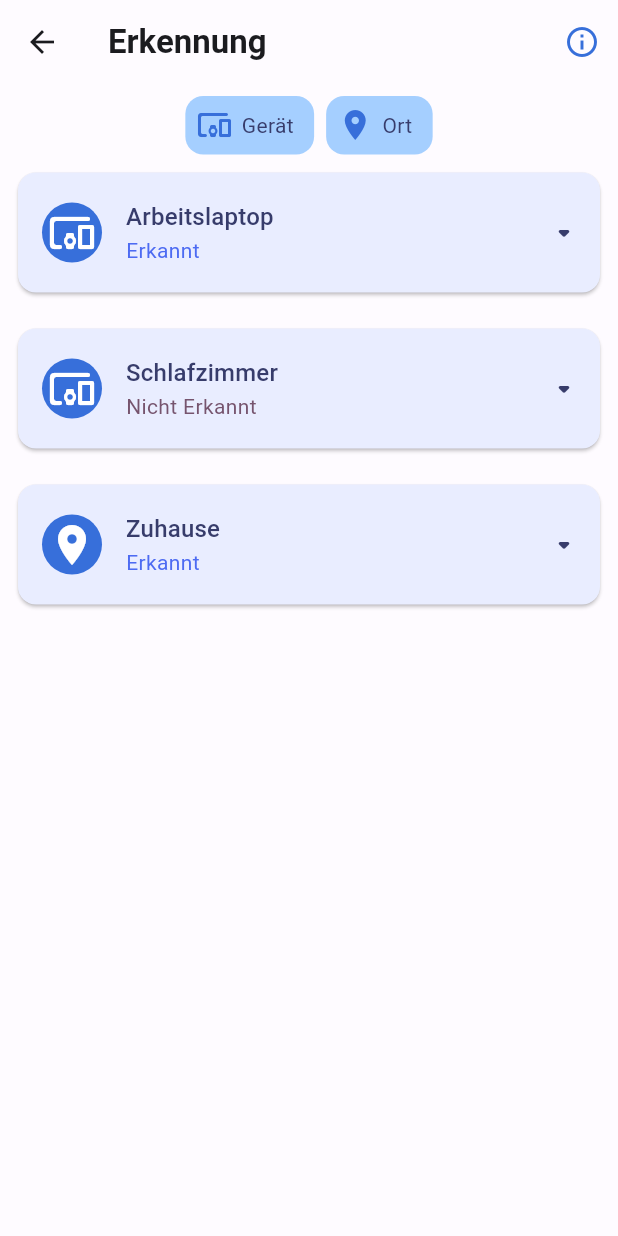
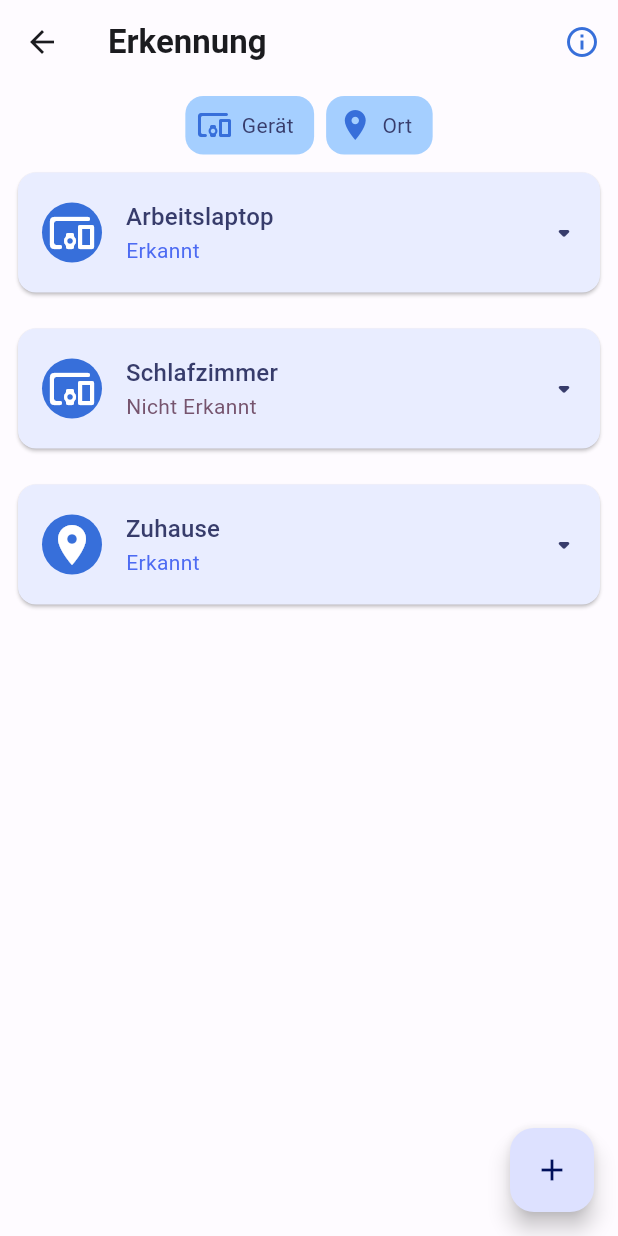
Before and after one commit to tosoikea/beaconscious, a Flutter app: the screen it shows after launch, after a tap on "Erkennung", on a phone screen of 412 x 824 dp. Run offline on Flutter 3.47's test engine with Material 2 defaults, Android fonts, the phone set to English and light mode, and no system bars; our stand-ins replace equatable, flutter_bloc, syncfusion_flutter_charts; missing offline and left inert: graphview; generated files the repository leaves out were written again; Roboto replaces fonts that are missing (Oxygen).

Commit message:
[+] Added dialogs for device addition [T] Refactor. This is kind of hacked, as im writing this while hopping trains...

```diff
--- a/beaconscious/lib/blocs/detection/detection_cubit.dart
+++ b/beaconscious/lib/blocs/detection/detection_cubit.dart
@@ -24,6 +24,12 @@ class DetectionCubit extends Cubit<DetectionState> {
     emit(state.copyWith(detectors: detectors));
   }
 
+  /// Loads the currently addable devices.
+  Future<void> load() async {
+    final devices = await _repository.getDevices();
+    emit(state.copyWith(addable: devices));
+  }
+
   @override
   Future<void> close() {
     _detectionSubscription.cancel();
--- a/beaconscious/lib/blocs/detection/detection_state.dart
+++ b/beaconscious/lib/blocs/detection/detection_state.dart
@@ -1,4 +1,5 @@
 import 'package:beaconscious/repositories/detection/models/detector.dart';
+import 'package:beaconscious/repositories/detection/models/models.dart';
 import 'package:equatable/equatable.dart';
 
 enum DetectionStatus { initial, loading, success, failure }
@@ -6,26 +7,32 @@ enum DetectionStatus { initial, loading, success, failure }
 class DetectionState extends Equatable {
   final List<Detector> detectors;
   final List<Detector> detected;
+  final List<Device> addable;
+
   final DetectionStatus status;
 
   DetectionState._internal(
       {List<Detector>? detected,
       List<Detector>? detectors,
+      List<Device>? addable,
       this.status = DetectionStatus.initial})
       : detected = detected ?? <Detector>[],
-        detectors = detectors ?? <Detector>[];
+        detectors = detectors ?? <Detector>[],
+        addable = addable ?? <Device>[];
 
   DetectionState.initial() : this._internal();
 
   DetectionState copyWith(
           {List<Detector>? detected,
           List<Detector>? detectors,
+          List<Device>? addable,
           DetectionStatus? status}) =>
       DetectionState._internal(
           detected: detected ?? this.detected,
           detectors: detectors ?? this.detectors,
+          addable: addable ?? this.addable,
           status: status ?? this.status);
 
   @override
-  List<Object?> get props => [detected, detectors, status];
+  List<Object?> get props => [detected, detectors, addable, status];
 }
--- a/beaconscious/lib/pages/detection_page.dart
+++ b/beaconscious/lib/pages/detection_page.dart
@@ -1,7 +1,10 @@
+import 'package:beaconscious/blocs/detection/detection.dart';
 import 'package:beaconscious/pages/beaconscious_page.dart';
 import 'package:beaconscious/widgets/detection_screen_widget.dart';
+import 'package:beaconscious/widgets/dialogs/detection_addition_dialog.dart';
 import 'package:flutter/material.dart';
 import 'package:flutter/src/widgets/framework.dart';
+import 'package:flutter_bloc/flutter_bloc.dart';
 import 'package:flutter_gen/gen_l10n/app_localizations.dart';
 
 class DetectionPage extends BeaconsciousPage {
@@ -11,6 +14,16 @@ class DetectionPage extends BeaconsciousPage {
   Widget get child => Builder(builder: (context) {
         return Scaffold(
             backgroundColor: Theme.of(context).colorScheme.background,
+            floatingActionButton: FloatingActionButton(
+              onPressed: () async {
+                await BlocProvider.of<DetectionCubit>(context).load();
+                await showDialog(
+                    context: context,
+                    builder: (BuildContext context) =>
+                        const DetectionAdditionDialog());
+              },
+              child: const Icon(Icons.add),
+            ),
             appBar: AppBar(
               title: Text(
                 AppLocalizations.of(context)!.detection_title,
--- a/beaconscious/lib/pages/environment_page.dart
+++ b/beaconscious/lib/pages/environment_page.dart
@@ -13,6 +13,12 @@ class EnvironmentPage extends BeaconsciousPage {
   Widget get child => Builder(builder: (context) {
         return Scaffold(
             backgroundColor: Theme.of(context).colorScheme.background,
+            floatingActionButton: FloatingActionButton(
+              onPressed: () {
+                print("Pressed");
+              },
+              child: const Icon(Icons.add),
+            ),
             appBar: AppBar(
               title: Text(
                 AppLocalizations.of(context)!.environments_title,
--- a/beaconscious/lib/repositories/detection/detection_repository.dart
+++ b/beaconscious/lib/repositories/detection/detection_repository.dart
@@ -1,4 +1,6 @@
 import 'package:beaconscious/repositories/detection/models/detector.dart';
+
+import 'models/device.dart';
 
 abstract class DetectionRepository {
   Future<bool> addDetector({required Detector detector});
@@ -9,4 +11,7 @@ abstract class DetectionRepository {
 
   /// Returns a stream that updates with the detected things.
   Stream<List<Detector>> streamDetected();
+
+  /// Detect all close by (bluetooth) devices
+  Future<List<Device>> getDevices();
 }
--- a/beaconscious/lib/repositories/detection/models/device.dart
+++ b/beaconscious/lib/repositories/detection/models/device.dart
@@ -2,13 +2,13 @@ import 'package:beaconscious/repositories/detection/models/detector.dart';
 import 'package:beaconscious/repositories/detection/models/detector_visitor.dart';
 
 class Device extends Detector {
-  final String address;
+  final String bluetoothName;
 
   const Device({
     required String id,
     required String name,
     required DateTime creationDate,
-    required this.address,
+    required this.bluetoothName,
   }) : super(id: id, name: name, creationDate: creationDate);
 
   @override
@@ -24,15 +24,15 @@ class Device extends Detector {
           id: id ?? this.id,
           name: name ?? this.name,
           creationDate: creationDate ?? this.creationDate,
-          address: address ?? this.address);
+          bluetoothName: address ?? this.bluetoothName);
 
   @override
-  List<Object?> get props => super.props..addAll([address]);
+  List<Object?> get props => super.props..addAll([bluetoothName]);
 
   static final empty = Device(
       id: "",
       name: "",
-      address: "",
+      bluetoothName: "",
       creationDate: DateTime.fromMillisecondsSinceEpoch(0));
 
   bool get isEmpty => this == Device.empty;
--- a/beaconscious/lib/utils/detector_description_visitor.dart
+++ b/beaconscious/lib/utils/detector_description_visitor.dart
@@ -22,7 +22,7 @@ class DetectorDescriptionVisitor extends DetectorVisitor<BuildContext, Widget> {
                     style: Theme.of(state).textTheme.subtitle2!.copyWith(
                         color: Theme.of(state).colorScheme.onSurfaceVariant),
                   ),
-                  Text("TODO")
+                  Text(device.bluetoothName)
                 ],
               ),
             ),
--- a/beaconscious/lib/widgets/current_detection_view_widget.dart
+++ b/beaconscious/lib/widgets/current_detection_view_widget.dart
@@ -11,6 +11,11 @@ class CurrentDetectionViewWidget extends StatelessWidget {
   @override
   Widget build(BuildContext context) =>
       BlocBuilder<DetectionCubit, DetectionState>(builder: (context, state) {
+        if (state.detected.isEmpty){
+          return Container();
+        }
+
+
         final graph = Graph()..isTree = true;
         // TODO : Prevent collision, even though unlikely
         final userNode = Node.Id("user");
--- a/beaconscious/lib/widgets/detector_widget.dart
+++ b/beaconscious/lib/widgets/detector_widget.dart
@@ -52,7 +52,10 @@ class _DetectorWidgetState extends State<DetectorWidget> {
         subtitleColor: (widget.active)
             ? Constants.primary50
             : Theme.of(context).colorScheme.tertiary,
-        content: widget.detector.accept(DetectorDescriptionVisitor(), context),
+        content: Padding(
+            padding: EdgeInsets.symmetric(horizontal: 16),
+            child:
+                widget.detector.accept(DetectorDescriptionVisitor(), context)),
         caption: Text(AppLocalizations.of(context)!
             .detection_detector_created_at(
                 DateFormat.yMMMd().format(widget.detector.creationDate))),
```
Also changed, not shown: beaconscious/lib/l10n/app_de.arb (+9 -2 lines), beaconscious/lib/repositories/detection/dummy_detection_repository.dart (+27 -2 lines), beaconscious/lib/widgets/dialogs/custom_dialog.dart (added, +31 -0 lines), beaconscious/lib/widgets/dialogs/detection_addition_dialog.dart (added, +179 -0 lines).
